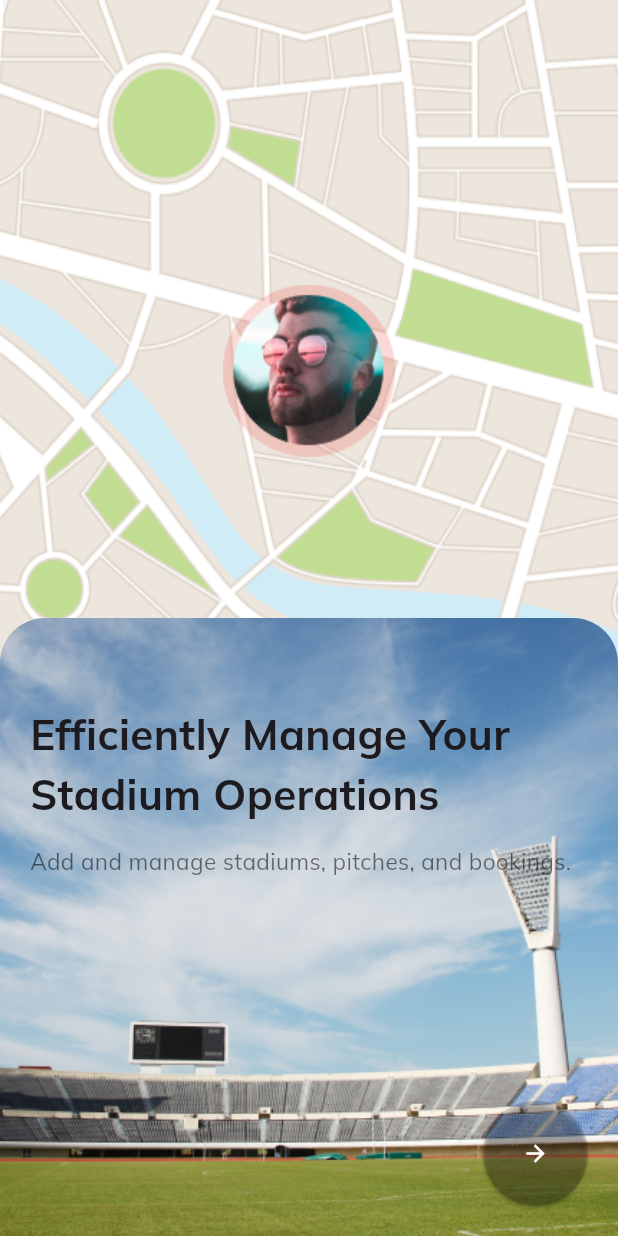
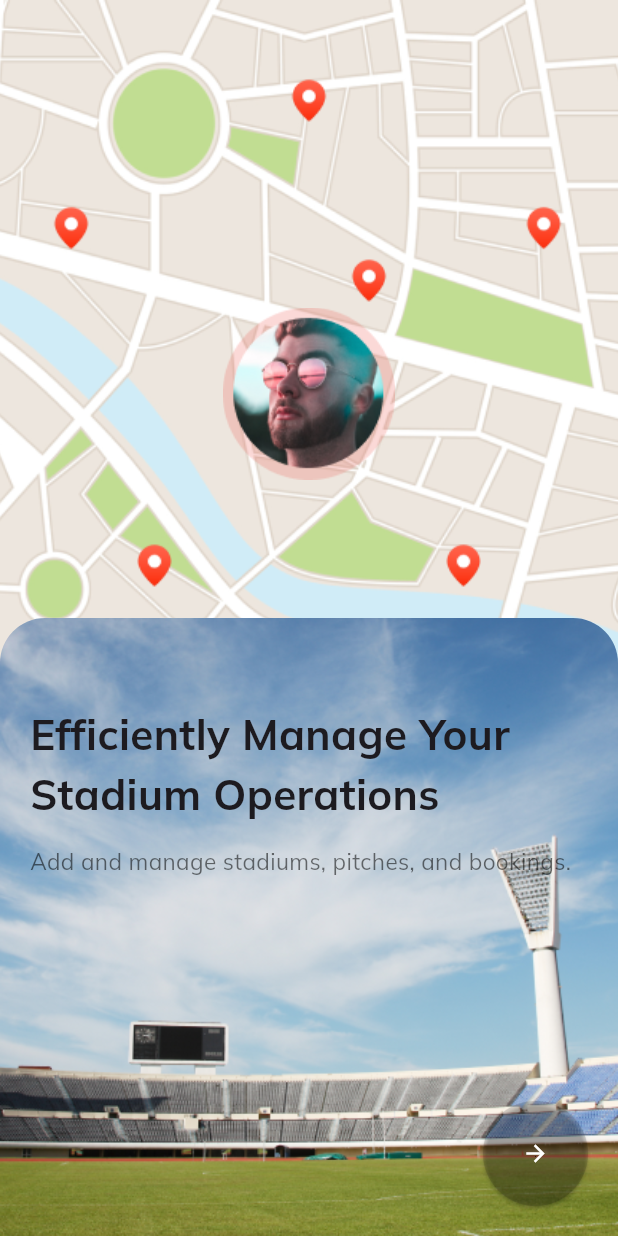
Before and after one commit to Nomankhan65/sports-app, a Flutter app: the screen it shows after launch, on a phone screen of 412 x 824 dp. Run offline on Flutter 3.47's test engine with Material 3 defaults, Android fonts, the light colour scheme and no system bars; our stand-ins replace flutter_svg, table_calendar.

Commit message:
onboarding screen changes done

```diff
--- a/lib/AppModules/SplashModule/Views/onboarding_view.dart
+++ b/lib/AppModules/SplashModule/Views/onboarding_view.dart
@@ -1,4 +1,5 @@
 import 'package:flutter/material.dart';
+import 'package:flutter_svg/flutter_svg.dart';
 import '../../../Widgets/my_text.dart';
 import 'package:gosportified/AppModules/AuthModule/Views/signIn_view.dart';
 class OnBoardingView extends StatelessWidget {
@@ -17,8 +18,36 @@ class OnBoardingView extends StatelessWidget {
              decoration:const BoxDecoration(
                image:DecorationImage(fit:BoxFit.cover, image:AssetImage('assets/map.png'))
              ),
-             child:Center(
-               child:Image.asset('assets/person.png'),
+             child:Column(
+               mainAxisAlignment: MainAxisAlignment.start,
+               children: [
+                 const SizedBox(height:50,),
+                 const Image(image: AssetImage('assets/Location.png')),
+                 const SizedBox(height:50,),
+                 const Row(
+                   mainAxisAlignment:MainAxisAlignment.start,
+                   children: [
+                     const SizedBox(width:30,),
+                      Image(image: AssetImage('assets/Location.png')),
+                     const SizedBox(width:280,),
+                   Image(image: AssetImage('assets/Location.png'))
+                 ],),
+                 const Row(
+                   mainAxisAlignment:MainAxisAlignment.center,
+                   children: [
+                     SizedBox(width:80,),
+                     Image(image: AssetImage('assets/Location.png')),
+                   ],
+                 ),
+                 Image.asset('assets/person.png'),
+                 const SizedBox(height:40,),
+                 const Row(
+                   mainAxisAlignment:MainAxisAlignment.spaceAround,
+                   children: [
+                     Image(image: AssetImage('assets/Location.png')),
+                     Image(image: AssetImage('assets/Location.png'))
+                   ],),
+               ],
              )
           ),
           // Stack with Positioned Image
```
Also changed, not shown: assets/Location.svg (added).
